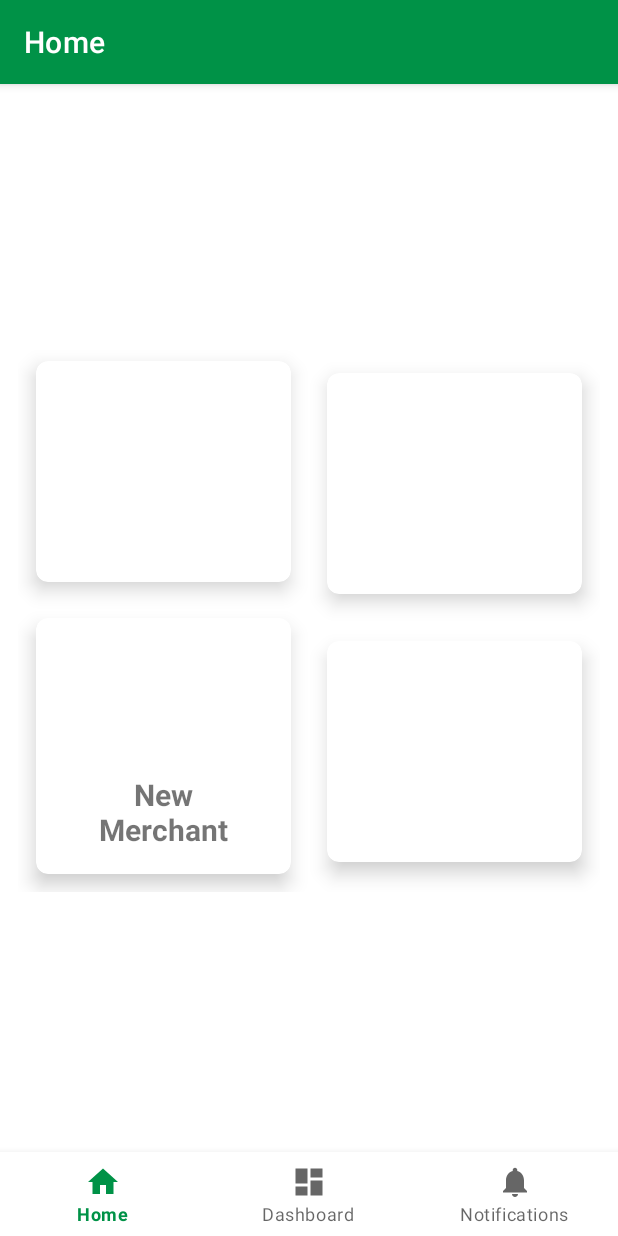
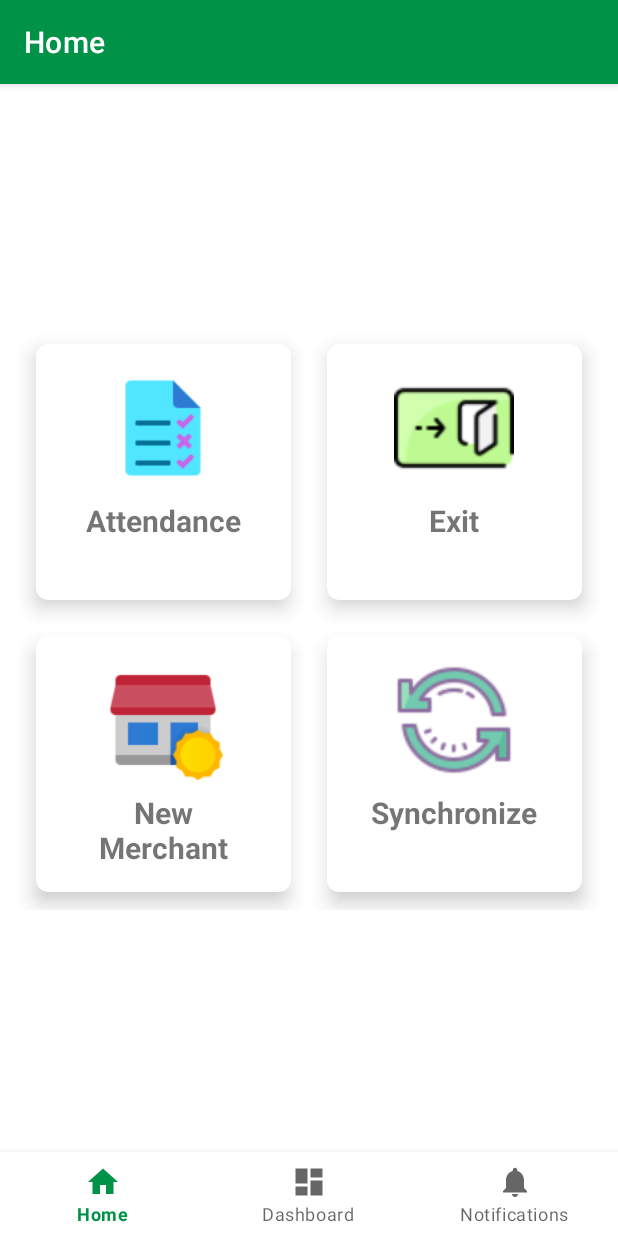
Before and after one commit to monir-shurjomukhi/shurjopay-agent-android, an Android app: the screen it shows after launch (MainActivity), on a phone screen of 412 x 824 dp. Run offline under Robolectric (Android 15) with nearby library versions, the phone set to English and light mode, and no system bars; our stand-ins replace navigation-ui.

Commit message:
fix home icons not showing

```diff
--- a/app/src/main/java/com/sm/spagent/ui/fragment/HomeFragment.kt
+++ b/app/src/main/java/com/sm/spagent/ui/fragment/HomeFragment.kt
@@ -10,7 +10,6 @@ import androidx.lifecycle.ViewModelProvider
 import com.sm.spagent.R
 import com.sm.spagent.databinding.FragmentHomeBinding
 import com.sm.spagent.ui.activity.NewMerchantActivity
-import com.sm.spagent.ui.adapter.HomeAdapter
 import com.sm.spagent.ui.viewmodel.HomeViewModel
 
 class HomeFragment : Fragment() {
@@ -45,10 +44,19 @@ class HomeFragment : Fragment() {
       R.drawable.ic_new_merchant,
       R.drawable.ic_synchronize
     )
-    val adapter = HomeAdapter(requireContext(), gridItems, gridIcons)
+    //val adapter = HomeAdapter(requireContext(), gridItems, gridIcons)
     //binding.gridView.adapter = adapter
 
     binding.newMerchantLayout.setOnClickListener {
+      startActivity(Intent(requireContext(), NewMerchantActivity::class.java))
+    }
+    binding.attendanceLayout.setOnClickListener {
+      startActivity(Intent(requireContext(), NewMerchantActivity::class.java))
+    }
+    binding.exitLayout.setOnClickListener {
+      startActivity(Intent(requireContext(), NewMerchantActivity::class.java))
+    }
+    binding.synchronizeLayout.setOnClickListener {
       startActivity(Intent(requireContext(), NewMerchantActivity::class.java))
     }
 
--- a/app/src/main/res/layout/fragment_home.xml
+++ b/app/src/main/res/layout/fragment_home.xml
@@ -3,14 +3,14 @@
     xmlns:app="http://schemas.android.com/apk/res-auto"
     xmlns:tools="http://schemas.android.com/tools"
     android:layout_width="match_parent"
-    android:layout_height="match_parent">
+    android:layout_height="match_parent"
+    tools:context=".ui.fragment.HomeFragment">
 
   <androidx.constraintlayout.widget.ConstraintLayout
       android:layout_gravity="center"
       android:layout_width="match_parent"
       android:layout_height="wrap_content"
-      android:padding="12dp"
-      tools:context=".ui.fragment.HomeFragment">
+      android:padding="12dp">
 
     <!--<GridView
         android:padding="@dimen/activity_horizontal_margin"
@@ -52,7 +52,7 @@
             android:id="@+id/itemImageView"
             android:layout_width="80dp"
             android:layout_height="80dp"
-            tools:src="@drawable/ic_attendance" />
+            android:src="@drawable/ic_attendance" />
 
         <TextView
             android:id="@+id/itemNameTextView"
@@ -61,7 +61,7 @@
             android:layout_marginTop="8dp"
             android:textSize="20sp"
             android:textStyle="bold"
-            tools:text="@string/attendance" />
+            android:text="@string/attendance" />
       </LinearLayout>
     </com.google.android.material.card.MaterialCardView>
 
@@ -86,10 +86,9 @@
           android:padding="16dp">
 
         <ImageView
-            android:id="@+id/exitImageView"
             android:layout_width="80dp"
             android:layout_height="80dp"
-            tools:src="@drawable/ic_exit" />
+            android:src="@drawable/ic_exit" />
 
         <TextView
             android:id="@+id/exitTextView"
@@ -98,7 +97,7 @@
             android:layout_marginTop="8dp"
             android:textSize="20sp"
             android:textStyle="bold"
-            tools:text="@string/exit" />
+            android:text="@string/exit" />
       </LinearLayout>
     </com.google.android.material.card.MaterialCardView>
 
@@ -125,7 +124,7 @@
         <ImageView
             android:layout_width="80dp"
             android:layout_height="80dp"
-            tools:src="@drawable/ic_new_merchant" />
+            android:src="@drawable/ic_new_merchant" />
 
         <TextView
             android:gravity="center"
@@ -161,7 +160,7 @@
         <ImageView
             android:layout_width="80dp"
             android:layout_height="80dp"
-            tools:src="@drawable/ic_synchronize" />
+            android:src="@drawable/ic_synchronize" />
 
         <TextView
             android:layout_width="wrap_content"
@@ -169,7 +168,7 @@
             android:layout_marginTop="8dp"
             android:textSize="20sp"
             android:textStyle="bold"
-            tools:text="@string/synchronize" />
+            android:text="@string/synchronize" />
       </LinearLayout>
     </com.google.android.material.card.MaterialCardView>
   </androidx.constraintlayout.widget.ConstraintLayout>
--- a/app/src/main/res/values/themes.xml
+++ b/app/src/main/res/values/themes.xml
@@ -1,6 +1,6 @@
 <resources xmlns:tools="http://schemas.android.com/tools">
   <!-- Base application theme. -->
-  <style name="Theme.ShurjoPayAgent" parent="Theme.MaterialComponents.Light.DarkActionBar">
+  <style name="Theme.ShurjoPayAgent" parent="Theme.MaterialComponents.DayNight.DarkActionBar">
     <!-- Primary brand color. -->
     <item name="colorPrimary">@color/colorShurjoPay</item>
     <item name="colorPrimaryVariant">@color/colorShurjoPay</item>
```
